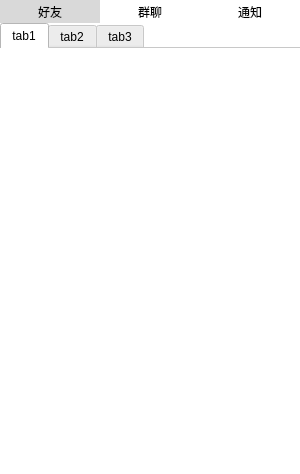
Before: the Qt Designer form view/CotPWidget.ui in linhaojun857/cooper-im-client, drawn with Qt 5.
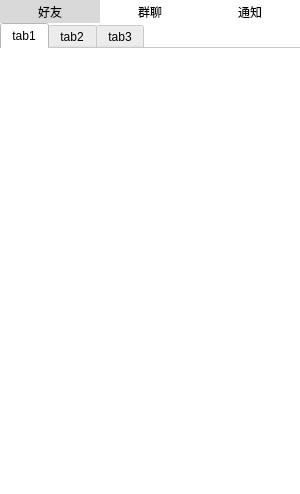
After: the same form once the commit is applied.

```diff
--- a/view/CotPWidget.ui
+++ b/view/CotPWidget.ui
@@ -7,7 +7,7 @@
     <x>0</x>
     <y>0</y>
     <width>300</width>
-    <height>474</height>
+    <height>494</height>
    </rect>
   </property>
   <property name="minimumSize">
```
